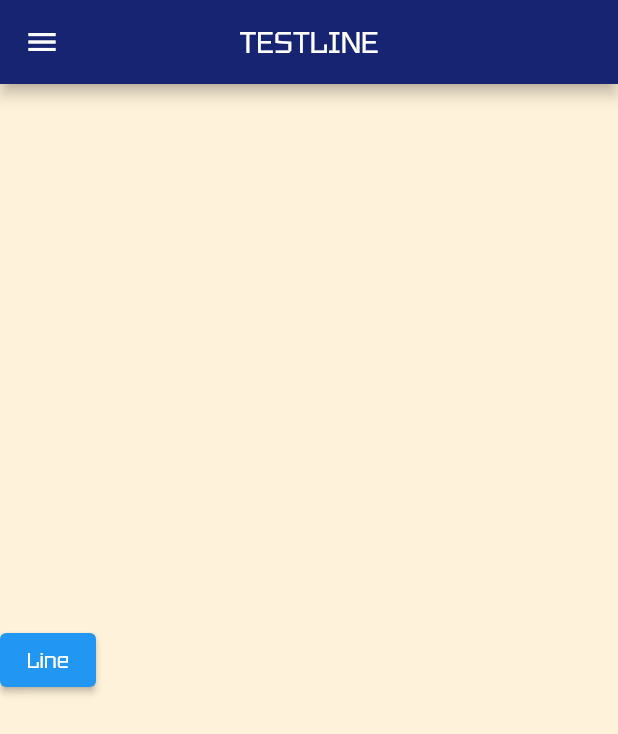
After one commit to Methapon2001/rmutl-scoreboard, a Flutter app: the LineWebview screen opened directly, on a phone screen of 412 x 824 dp. The commit adds this screen. Shown: the top 734 px of the screen. Run offline on Flutter 3.47's test engine with Material 2 defaults, Android fonts, the phone set to English and light mode, and no system bars; our stand-ins replace fluttertoast, quickalert, sizer.

Commit message:
create webview and adjust small timer

```diff
--- /dev/null
+++ b/lib/webview/linewebview.dart
@@ -0,0 +1,28 @@
+import 'package:flutter/material.dart';
+import 'package:scoreboard/widgets/bar.dart';
+import 'package:scoreboard/widgets/menu.dart';
+
+class LineWebview extends StatefulWidget {
+  const LineWebview({super.key});
+
+  @override
+  State<LineWebview> createState() => _LineWebviewState();
+}
+
+class _LineWebviewState extends State<LineWebview> {
+  @override
+  Widget build(BuildContext context) {
+    return Scaffold(
+      appBar: Titlebar().appBar('TESTLINE'),
+      backgroundColor: MyBackgroundColor,
+      drawer: const MenuDrawer(index: 8),
+      body: Container(
+        child: Column(
+            mainAxisAlignment: MainAxisAlignment.center,
+            children: [ElevatedButton(onPressed: () {
+
+            }, child: Text('Line'))]),
+      ),
+    );
+  }
+}
```
Also changed, not shown: lib/widgets/menu.dart (+14 -0 lines), lib/widgets/timer.dart (+54 -12 lines).
